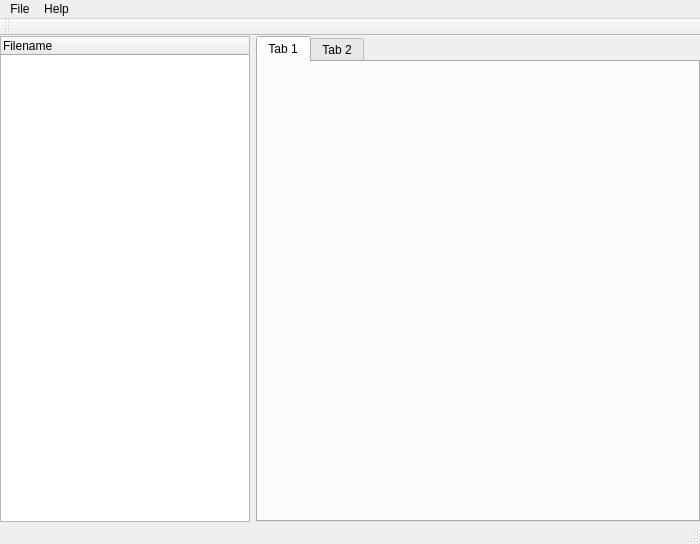
Above: py/pyside-db/mainframe.ui from lishnih/lishnih before the change. Below: the same form after it.
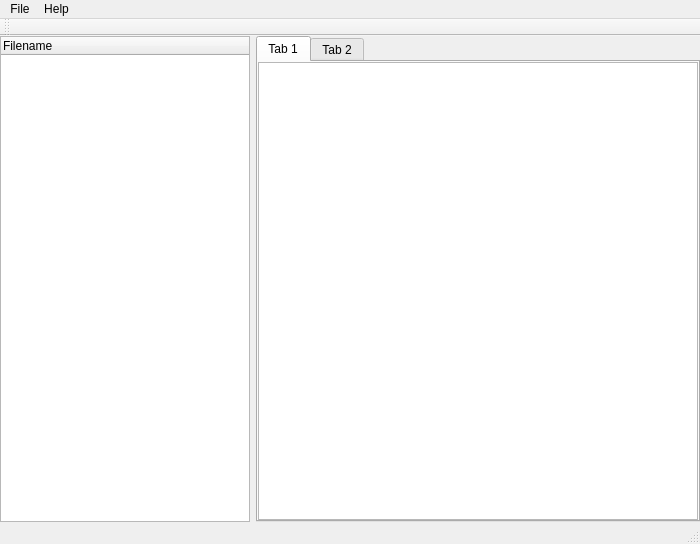
That is the form after the change.

Commit message: Небольшие доработки (в том числе интерфейса). Подправил mainframe.py. Добавил лог.

```diff
--- a/py/pyside-db/mainframe.ui
+++ b/py/pyside-db/mainframe.ui
@@ -60,6 +60,17 @@
        <attribute name="title">
         <string>Tab 1</string>
        </attribute>
+       <layout class="QVBoxLayout" name="verticalLayout">
+        <property name="spacing">
+         <number>0</number>
+        </property>
+        <property name="margin">
+         <number>0</number>
+        </property>
+        <item>
+         <widget class="QTextEdit" name="text1"/>
+        </item>
+       </layout>
       </widget>
       <widget class="QWidget" name="tab2">
        <attribute name="title">
```
Left out of the diff: 28 changed lines with no effect on the pictures. The commit also changes 5 other files.
